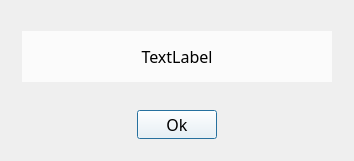
First picture: the form in BOTT/message.ui, repository EugeneYarem/BOTT, before the edit.
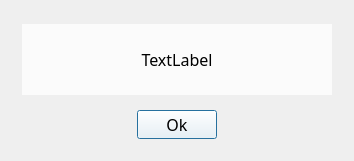
Second picture: the form after the edit. Icons and pictures are not drawn.

The edit to the form file:
```diff
--- a/BOTT/message.ui
+++ b/BOTT/message.ui
@@ -63,9 +63,9 @@
    <property name="geometry">
     <rect>
      <x>22</x>
-     <y>31</y>
+     <y>24</y>
      <width>310</width>
-     <height>51</height>
+     <height>71</height>
     </rect>
    </property>
    <property name="sizePolicy">
```
